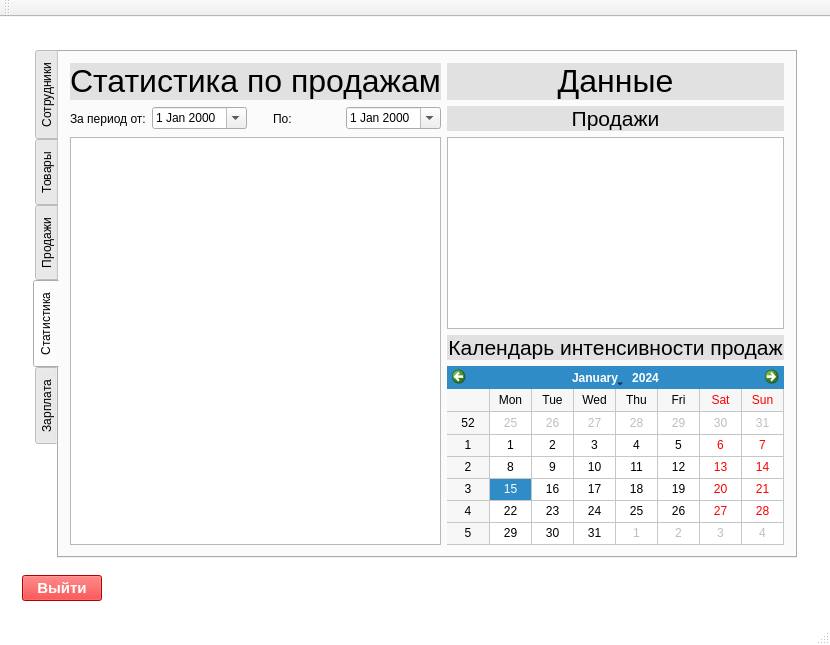
Before: the Qt Designer form iSalary/iSalary/mainwindow.ui in Polikarpova/iSalary, drawn with Qt 5.
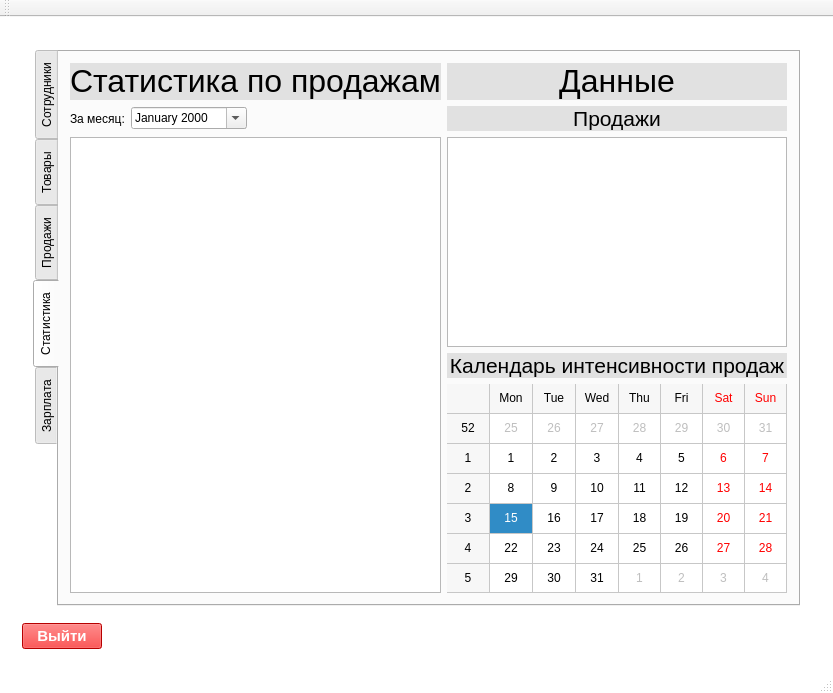
After: the same form once the commit is applied. The open tabs and pages were chosen to show the change.

The edit to the form file:
```diff
--- a/iSalary/iSalary/mainwindow.ui
+++ b/iSalary/iSalary/mainwindow.ui
@@ -6,8 +6,8 @@
    <rect>
     <x>0</x>
     <y>0</y>
-    <width>814</width>
-    <height>619</height>
+    <width>833</width>
+    <height>693</height>
    </rect>
   </property>
   <property name="windowTitle">
@@ -1156,7 +1156,7 @@
                     <item>
                      <widget class="QLabel" name="label_51">
                       <property name="text">
-                       <string>За период от:</string>
+                       <string>За месяц:</string>
                       </property>
                      </widget>
                     </item>
@@ -1187,6 +1187,9 @@
                         <day>14</day>
                        </date>
                       </property>
+                      <property name="displayFormat">
+                       <string>MMMM yyyy</string>
+                      </property>
                       <property name="calendarPopup">
                        <bool>true</bool>
                       </property>
@@ -1209,43 +1212,17 @@
                      </spacer>
                     </item>
                     <item>
-                     <widget class="QLabel" name="label_52">
-                      <property name="text">
-                       <string>По:</string>
+                     <spacer name="horizontalSpacer_6">
+                      <property name="orientation">
+                       <enum>Qt::Horizontal</enum>
                       </property>
-                     </widget>
-                    </item>
-                    <item>
-                     <widget class="QDateEdit" name="statisticEndPeriod">
-                      <property name="enabled">
-                       <bool>true</bool>
+                      <property name="sizeHint" stdset="0">
+                       <size>
+                        <width>40</width>
+                        <height>20</height>
+                       </size>
                       </property>
-                      <property name="wrapping">
-                       <bool>false</bool>
-                      </property>
-                      <property name="frame">
-                       <bool>true</bool>
-                      </property>
-                      <property name="buttonSymbols">
-                       <enum>QAbstractSpinBox::UpDownArrows</enum>
-                      </property>
-                      <property name="keyboardTracking">
-                       <bool>true</bool>
-                      </property>
-                      <property name="showGroupSeparator" stdset="0">
-                       <bool>false</bool>
-                      </property>
-                      <property name="minimumDate">
-                       <date>
-                        <year>1900</year>
-                        <month>9</month>
-                        <day>14</day>
-                       </date>
-                      </property>
-                      <property name="calendarPopup">
-                       <bool>true</bool>
-                      </property>
-                     </widget>
+                     </spacer>
                     </item>
                    </layout>
                   </item>
@@ -1304,7 +1281,7 @@
                      <enum>QCalendarWidget::ISOWeekNumbers</enum>
                     </property>
                     <property name="navigationBarVisible">
-                     <bool>true</bool>
+                     <bool>false</bool>
                     </property>
                     <property name="dateEditEnabled">
                      <bool>true</bool>
```
Left out of the diff: 30 changed lines with no effect on the pictures.
